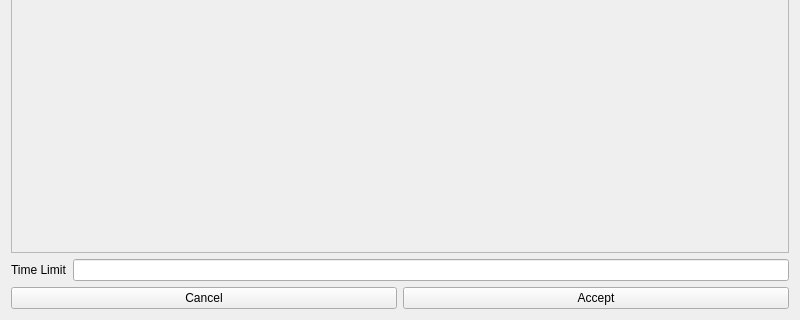
Before: the Qt Designer form src/main/resources/base/preferences.ui in j718/screentime, drawn with Qt 5; both pictures show x 0 to 800 and y 280 to 600 of the 800 by 600 pixel window.
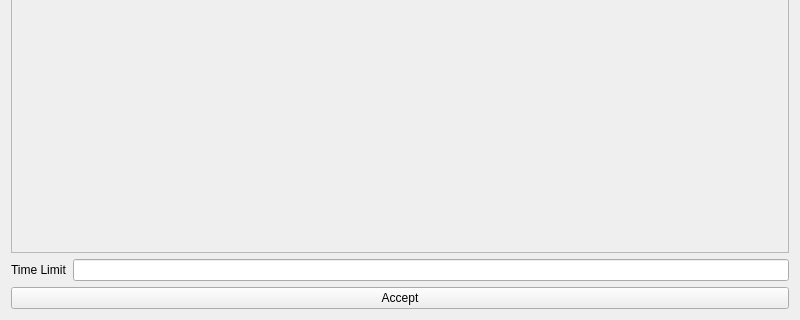
After: the same form once the commit is applied.

Commit message: got dashboard and preferences to edit config in database and update timer

```diff
--- a/src/main/resources/base/preferences.ui
+++ b/src/main/resources/base/preferences.ui
@@ -35,7 +35,11 @@
         <height>454</height>
        </rect>
       </property>
-      <layout class="QFormLayout" name="formLayout"/>
+      <layout class="QHBoxLayout" name="horizontalLayout_3">
+       <item>
+        <layout class="QFormLayout" name="formLayout"/>
+       </item>
+      </layout>
      </widget>
     </widget>
    </item>
@@ -55,13 +59,6 @@
    </item>
    <item>
     <layout class="QHBoxLayout" name="horizontalLayout">
-     <item>
-      <widget class="QPushButton" name="cancel_button">
-       <property name="text">
-        <string>Cancel</string>
-       </property>
-      </widget>
-     </item>
      <item>
       <widget class="QPushButton" name="accept_button">
        <property name="text">
```
The commit also changes 10 other files.
